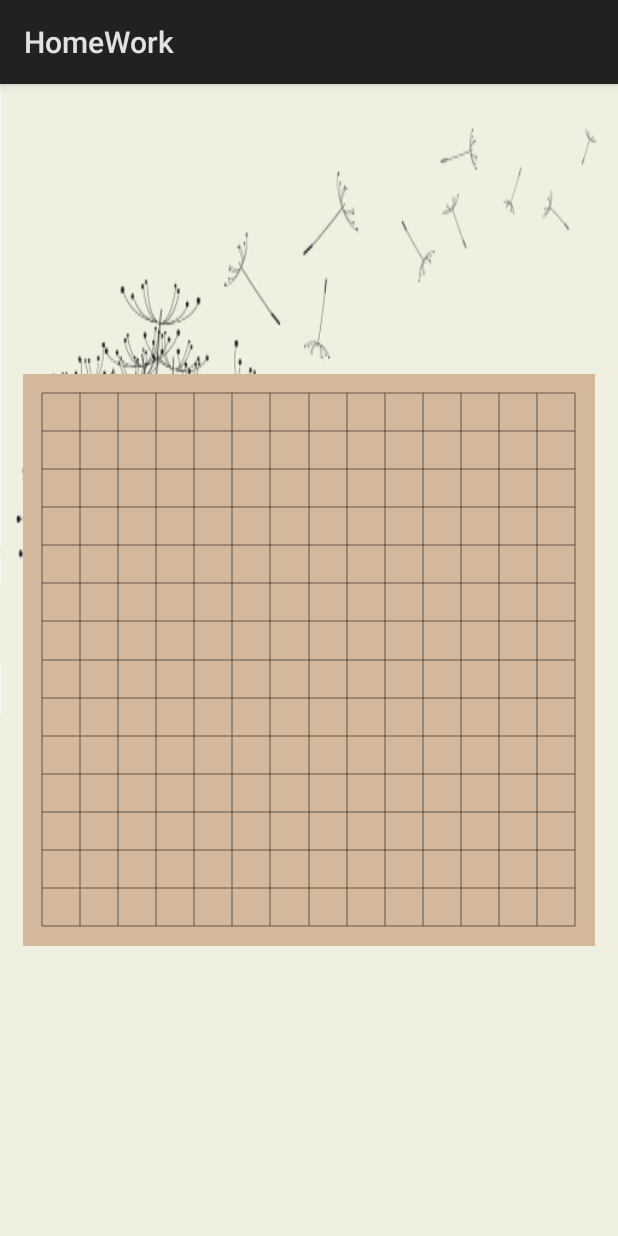
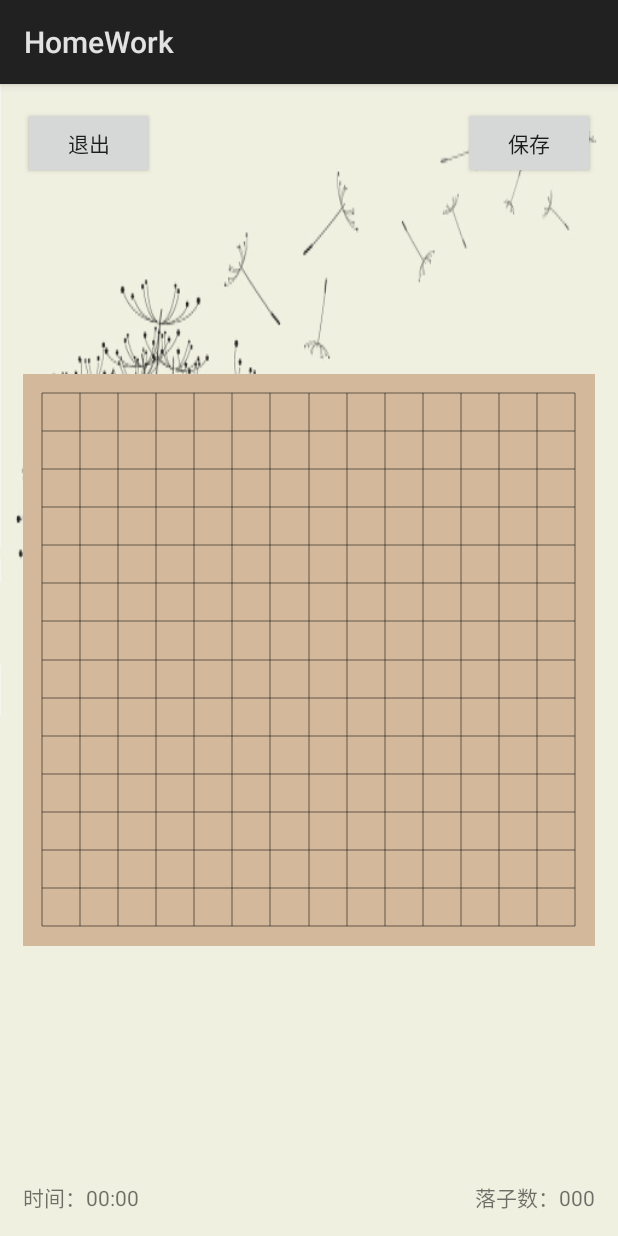
Before and after one commit to saintkid/HomeWork, an Android app: the screen it shows after launch (MainActivity), on a phone screen of 412 x 824 dp. Run offline under Robolectric (Android 15) with nearby library versions, the phone set to English and light mode, and no system bars.

Commit message:
Aqr Commint.

```diff
--- a/app/build.gradle
+++ b/app/build.gradle
@@ -25,5 +25,6 @@ dependencies {
         exclude group: 'com.android.support', module: 'support-annotations'
     })
     compile 'com.android.support.constraint:constraint-layout:1.0.1'
+    compile 'cn.bmob.android:bmob-sdk:3.5.3'
     testCompile 'junit:junit:4.12'
 }
--- a/app/src/main/java/com/example/aqr/homework/MainActivity.java
+++ b/app/src/main/java/com/example/aqr/homework/MainActivity.java
@@ -11,7 +11,7 @@ public class MainActivity extends Activity {
     @Override
     protected void onCreate(Bundle savedInstanceState) {
         super.onCreate(savedInstanceState);
-        setContentView(R.layout.activity_main);
+        setContentView(R.layout.ongame_main);
         fiveInaRowView = (FiveInaRowView) findViewById(R.id.fiveinrow);
 
     }
--- a/app/src/main/java/com/example/aqr/homework/view/FiveInaRowView.java
+++ b/app/src/main/java/com/example/aqr/homework/view/FiveInaRowView.java
@@ -15,7 +15,7 @@ import android.view.MotionEvent;
 import android.view.View;
 
 import com.example.aqr.homework.R;
-import com.example.aqr.homework.tool.CheckFiveInRow;
+import com.example.aqr.homework.tool.GameOverManager;
 import com.example.aqr.homework.tool.FiveAIByAqr;
 
 
@@ -52,8 +52,7 @@ public class FiveInaRowView extends View {
 
     private Paint mPaint = new Paint();
 
-    private CheckFiveInRow checkFiveInRow = new CheckFiveInRow();
-    //private FiveInRowAI fiveInRowAI = new FiveInRowAI();
+    private GameOverManager gameOverManager = new GameOverManager();
     private FiveAIByAqr fiveAIByAqr = new FiveAIByAqr();
 
     public FiveInaRowView(Context context) {
@@ -111,8 +110,8 @@ public class FiveInaRowView extends View {
 
     private void checkGameOver() {
 
-        if (checkFiveInRow.isFiveInRow(downBlackPoint) || checkFiveInRow.isFiveInRow(downWhitePoint)) {
-            isWhiteWin = !checkFiveInRow.isFiveInRow(downBlackPoint);
+        if (gameOverManager.isFiveInRow(downBlackPoint) || gameOverManager.isFiveInRow(downWhitePoint)) {
+            isWhiteWin = !gameOverManager.isFiveInRow(downBlackPoint);
             isGameOver = true;
         } else if (isWhite && !isGameOver) {
             fiveAIByAqr.setParams(downWhitePoint, downBlackPoint, freePoint);
--- a/app/src/main/res/layout/activity_main.xml
+++ /dev/null
@@ -1,19 +0,0 @@
-<?xml version="1.0" encoding="utf-8"?>
-<RelativeLayout
-    xmlns:android="http://schemas.android.com/apk/res/android"
-    xmlns:app="http://schemas.android.com/apk/res-auto"
-    xmlns:tools="http://schemas.android.com/tools"
-    android:layout_width="match_parent"
-    android:layout_height="match_parent"
-    android:padding="15dp"
-    android:background="@drawable/ic_bg"
-    tools:context="com.example.aqr.homework.MainActivity">
-
-    <com.example.aqr.homework.view.FiveInaRowView
-        android:id="@+id/fiveinrow"
-        android:layout_centerInParent="true"
-        android:layout_width="match_parent"
-        android:layout_height="match_parent"
-    />
-
-</RelativeLayout>
--- /dev/null
+++ b/app/src/main/res/layout/ongame_main.xml
@@ -0,0 +1,52 @@
+<?xml version="1.0" encoding="utf-8"?>
+<RelativeLayout
+    xmlns:android="http://schemas.android.com/apk/res/android"
+    xmlns:app="http://schemas.android.com/apk/res-auto"
+    xmlns:tools="http://schemas.android.com/tools"
+    android:layout_width="match_parent"
+    android:layout_height="match_parent"
+    android:padding="15dp"
+    android:background="@drawable/ic_bg"
+    tools:context="com.example.aqr.homework.MainActivity">
+    <Button
+        android:text="退出"
+        android:id="@+id/quitGame"
+        android:layout_width="wrap_content"
+        android:layout_height="wrap_content"
+        android:layout_alignParentLeft="true"
+        android:layout_alignParentTop="true"
+        />
+    <Button
+        android:text="保存"
+        android:id="@+id/save"
+        android:layout_width="wrap_content"
+        android:layout_height="wrap_content"
+        android:layout_alignParentRight="true"
+        android:layout_alignParentTop="true"
+        />
+
+    <com.example.aqr.homework.view.FiveInaRowView
+        android:id="@+id/fiveinrow"
+        android:layout_centerInParent="true"
+        android:layout_width="match_parent"
+        android:layout_height="match_parent"
+    />
+    <TextView
+        android:text="时间：00:00"
+        android:id="@+id/gameTime"
+        android:layout_width="wrap_content"
+        android:layout_height="wrap_content"
+        android:layout_alignParentLeft="true"
+        android:layout_alignParentBottom="true"
+
+        />
+    <TextView
+        android:text="落子数：000"
+        android:id="@+id/moveNumbers"
+        android:layout_width="wrap_content"
+        android:layout_height="wrap_content"
+        android:layout_alignParentRight="true"
+        android:layout_alignParentBottom="true"
+        />
+
+</RelativeLayout>
--- a/build.gradle
+++ b/build.gradle
@@ -15,6 +15,7 @@ buildscript {
 allprojects {
     repositories {
         jcenter()
+        maven { url "https://raw.github.com/bmob/bmob-android-sdk/master" }
     }
 }
 
```
Also changed, not shown: app/src/main/java/com/example/aqr/homework/tool/CheckFiveInRow.java (deleted, +0 -55 lines), app/src/main/java/com/example/aqr/homework/tool/FiveAIByAqr.java (+4 -15 lines), app/src/main/java/com/example/aqr/homework/tool/GameOverManager.java (added, +117 -0 lines), app/src/main/java/com/example/aqr/homework/util/UserManager.java (added, +15 -0 lines), app/src/main/res/layout/beforegame_main.xml (added, +44 -0 lines), app/src/main/res/layout/game_main.xml (added, +13 -0 lines), 11 other files.
